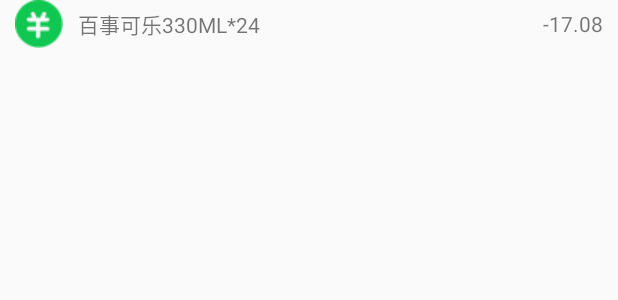
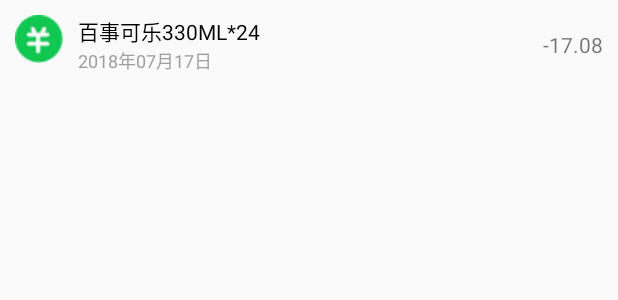
Before and after one commit to 532Android/bigwork, an Android app: the layout fragment3_account_item.xml on its own in the app's theme, with its tools: preview values and no code run, on a phone screen of 412 x 824 dp. Shown: the top 300 px of the screen. Run offline under Robolectric (Android 15) with nearby library versions, the phone set to English and light mode, and no system bars.

Commit message:
查询闹钟接口改动 收支管理主页
查询闹钟接口改动 收支管理主页

```diff
--- a/Myassistant/app/build.gradle
+++ b/Myassistant/app/build.gradle
@@ -31,5 +31,6 @@
     compile 'com.android.support:recyclerview-v7:26.+'
     compile 'com.google.code.gson:gson:2.7'
     compile 'com.haibin:calendarview:3.0.6'
+    implementation 'com.github.PhilJay:MPAndroidChart:v3.0.3'
     testCompile 'junit:junit:4.12'
 }
--- a/Myassistant/app/src/main/res/layout/fragment3_account_item.xml
+++ b/Myassistant/app/src/main/res/layout/fragment3_account_item.xml
@@ -1,32 +1,97 @@
 <?xml version="1.0" encoding="utf-8"?>
-<android.support.constraint.ConstraintLayout
-    xmlns:android="http://schemas.android.com/apk/res/android" android:layout_width="match_parent"
-    android:layout_height="match_parent">
+<android.support.constraint.ConstraintLayout xmlns:android="http://schemas.android.com/apk/res/android"
+    android:layout_width="match_parent"
+    android:layout_height="wrap_content"
+    android:layout_marginLeft="10dp"
+    android:layout_marginRight="10dp"
+    android:layout_marginTop="10dp"
+    android:layout_marginBottom="10dp">
 
     <RelativeLayout
         android:layout_width="match_parent"
         android:layout_height="wrap_content"
-        android:layout_margin="10dp">
+        >
 
         <ImageView
             android:id="@+id/account_item_img"
             android:layout_width="wrap_content"
             android:layout_height="wrap_content"
-            android:src="@drawable/money_out"/>
-        <TextView
-            android:id="@+id/account_item_content"
+            android:src="@drawable/money_out" />
+
+        <LinearLayout
             android:layout_width="wrap_content"
             android:layout_height="wrap_content"
+            android:layout_centerVertical="true"
             android:layout_marginLeft="10dp"
             android:layout_toRightOf="@id/account_item_img"
-            android:layout_centerVertical="true"
-            android:text="百事可乐330ML*24"/>
+            android:orientation="vertical">
+
+            <TextView
+                android:id="@+id/account_item_content"
+                android:layout_width="wrap_content"
+                android:layout_height="wrap_content"
+                android:textColor="#000"
+                android:text="百事可乐330ML*24" />
+
+            <LinearLayout
+                android:layout_width="wrap_content"
+                android:layout_height="wrap_content"
+                android:orientation="horizontal">
+
+                <TextView
+                    android:id="@+id/item_year"
+                    android:layout_width="wrap_content"
+                    android:layout_height="wrap_content"
+                    android:text="2018"
+                    android:textSize="12dp"
+                    android:textColor="#9f9f9f"/>
+
+                <TextView
+                    android:layout_width="wrap_content"
+                    android:layout_height="wrap_content"
+                    android:text="年"
+                    android:textSize="12dp"
+                    android:textColor="#9f9f9f"
+                    />
+
+                <TextView
+                    android:id="@+id/item_month"
+                    android:layout_width="wrap_content"
+                    android:layout_height="wrap_content"
+                    android:text="07"
+                    android:textSize="12dp"
+                    android:textColor="#9f9f9f"/>
+
+                <TextView
+                    android:layout_width="wrap_content"
+                    android:layout_height="wrap_content"
+                    android:text="月"
+                    android:textSize="12dp"
+                    android:textColor="#9f9f9f"/>
+
+                <TextView
+                    android:id="@+id/item_day"
+                    android:layout_width="wrap_content"
+                    android:layout_height="wrap_content"
+                    android:text="17"
+                    android:textSize="12dp"
+                    android:textColor="#9f9f9f"/>
+
+                <TextView
+                    android:layout_width="wrap_content"
+                    android:layout_height="wrap_content"
+                    android:text="日"
+                    android:textSize="12dp"
+                    android:textColor="#9f9f9f"/>
+            </LinearLayout>
+        </LinearLayout>
+
         <TextView
             android:id="@+id/account_item_money"
             android:layout_width="wrap_content"
             android:layout_height="wrap_content"
+            android:layout_alignParentRight="true"
             android:layout_centerVertical="true"
-            android:text="-17.08"
-            android:layout_alignParentRight="true"/>
+            android:text="-17.08" />
     </RelativeLayout>
 </android.support.constraint.ConstraintLayout>
--- a/Myassistant/build.gradle
+++ b/Myassistant/build.gradle
@@ -5,7 +5,7 @@
         jcenter()
     }
     dependencies {
-        classpath 'com.android.tools.build:gradle:2.3.3'
+        classpath 'com.android.tools.build:gradle:3.0.1'
 
         // NOTE: Do not place your application dependencies here; they belong
         // in the individual module build.gradle files
@@ -14,6 +14,7 @@
 
 allprojects {
     repositories {
+        maven { url 'https://jitpack.io' }
         jcenter()
     }
 }
```
Also changed, not shown: Myassistant/app/src/main/java/com/zucc/hpy31501365gbl31501364/JavaBean/Richeng/Account.java (added, +114 -0 lines), Myassistant/app/src/main/java/com/zucc/hpy31501365gbl31501364/MyFragment3.java (+102 -0 lines), Myassistant/app/src/main/java/com/zucc/hpy31501365gbl31501364/MyFragment3Adapter.java (added, +83 -0 lines), Myassistant/app/src/main/java/com/zucc/hpy31501365gbl31501364/Util/JsonUtil.java (+16 -0 lines), Myassistant/app/src/main/java/com/zucc/hpy31501365gbl31501364/Util/MapUtil.java (added, +25 -0 lines), Myassistant/app/src/main/res/layout/fragment3.xml (+26 -20 lines), Myassistant/gradle/wrapper/gradle-wrapper.properties, 1 other file.
